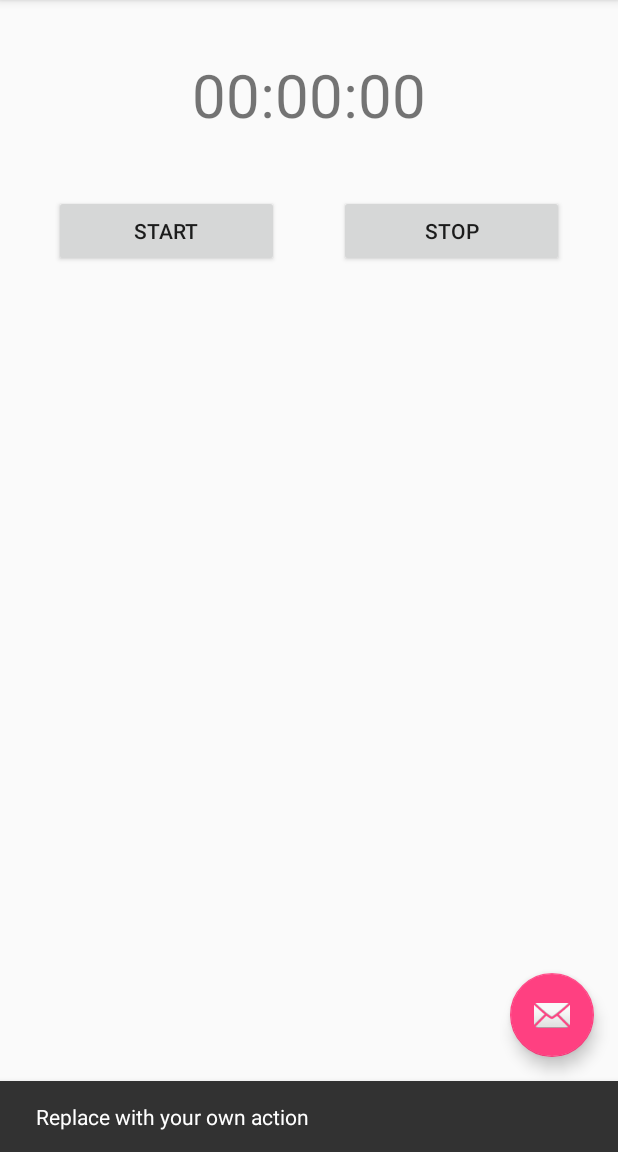
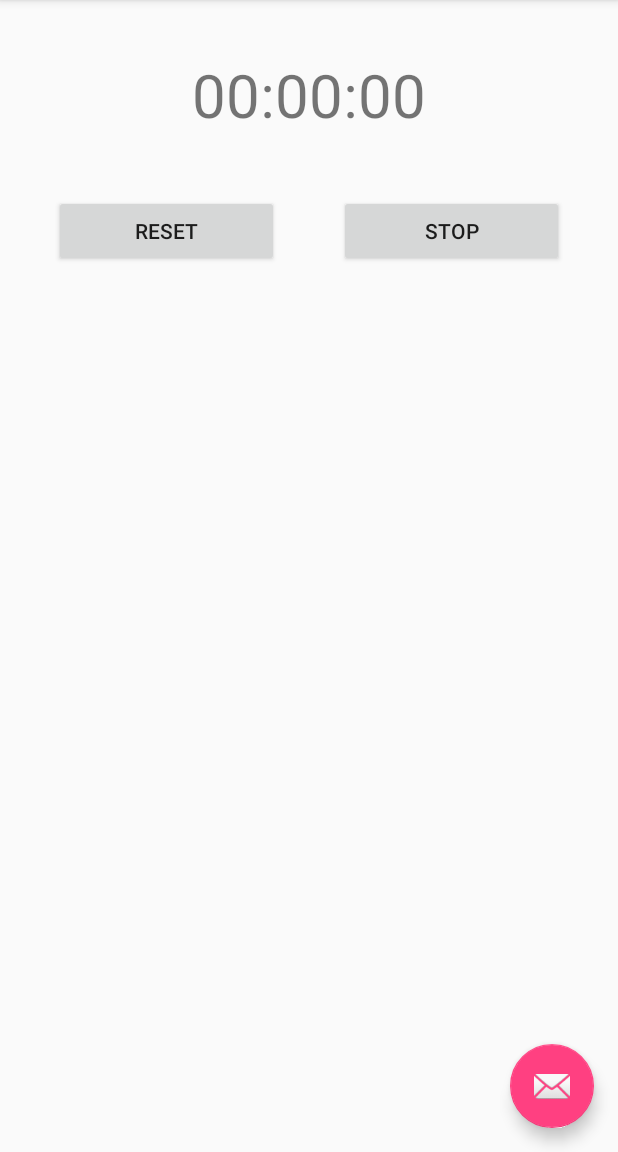
Before and after one commit to Martz04/android-stopwatch, an Android app: the screen it shows after launch (StopWatchActivity), after a tap on "START", on a phone screen of 412 x 824 dp, the part 84-1236 px from its top. Run offline under Robolectric (Android 15) with nearby library versions, the phone set to English and light mode, and no system bars; 1 other tap on this screen came first.

Commit message:
Adding buttons and views to controller and setting toggle functionality

```diff
--- a/app/src/main/java/mx/itesm/mario/stopwatch/StopWatchActivity.java
+++ b/app/src/main/java/mx/itesm/mario/stopwatch/StopWatchActivity.java
@@ -8,8 +8,18 @@ import android.support.v7.widget.Toolbar;
 import android.view.View;
 import android.view.Menu;
 import android.view.MenuItem;
+import android.widget.Button;
+import android.widget.TextView;
 
 public class StopWatchActivity extends AppCompatActivity {
+
+    private boolean isTimerStarted = false;
+
+    Button startButton;
+    Button stopButton;
+    TextView minutesLabel;
+    TextView secondsLabel;
+    TextView millisLabel;
 
     @Override
     protected void onCreate(Bundle savedInstanceState) {
@@ -26,6 +36,12 @@ public class StopWatchActivity extends AppCompatActivity {
                         .setAction("Action", null).show();
             }
         });
+
+        startButton = (Button)findViewById(R.id.start_button);
+        stopButton = (Button)findViewById(R.id.stop_button);
+        minutesLabel = (TextView) findViewById(R.id.minutes_label);
+        secondsLabel = (TextView) findViewById(R.id.seconds_label);
+        millisLabel = (TextView) findViewById(R.id.millis_label);
     }
 
     @Override
@@ -49,4 +65,27 @@ public class StopWatchActivity extends AppCompatActivity {
 
         return super.onOptionsItemSelected(item);
     }
+
+    public void startTimer(View view) {
+        toggleStartButton();
+    }
+
+
+
+    public void stopTimer(View view) {
+        isTimerStarted = true;
+        toggleStartButton();
+    }
+
+    private void toggleStartButton() {
+        if(!isTimerStarted) {
+            String resetText = getResources().getText(R.string.reset_text_button).toString();
+            startButton.setText(resetText);
+            isTimerStarted = true;
+        }else {
+            isTimerStarted = false;
+            String startText = getResources().getText(R.string.start_text_button).toString();
+            startButton.setText(startText);
+        }
+    }
 }
--- a/app/src/main/res/layout/content_stop_watch.xml
+++ b/app/src/main/res/layout/content_stop_watch.xml
@@ -60,21 +60,23 @@
         android:layout_height="wrap_content">
 
         <Button
+            android:id="@+id/start_button"
             android:layout_weight="1"
             android:layout_marginRight="20dp"
             android:layout_marginLeft="20dp"
             android:onClick="startTimer"
             android:layout_width="wrap_content"
             android:layout_height="wrap_content"
-            android:text="Start"/>
+            android:text="@string/start_text_button"/>
 
         <Button
+            android:id="@+id/stop_button"
             android:layout_weight="1"
             android:layout_marginRight="20dp"
             android:layout_marginLeft="20dp"
             android:onClick="stopTimer"
             android:layout_width="wrap_content"
             android:layout_height="wrap_content"
-            android:text="Stop"/>
+            android:text="@string/stop_text_button"/>
     </LinearLayout>
 </RelativeLayout>
--- a/app/src/main/res/values/strings.xml
+++ b/app/src/main/res/values/strings.xml
@@ -1,4 +1,7 @@
 <resources>
     <string name="app_name">Stopwatch</string>
+    <string name="start_text_button">Start</string>
+    <string name="stop_text_button">Stop</string>
+    <string name="reset_text_button">Reset</string>
     <string name="action_settings">Settings</string>
 </resources>
```
